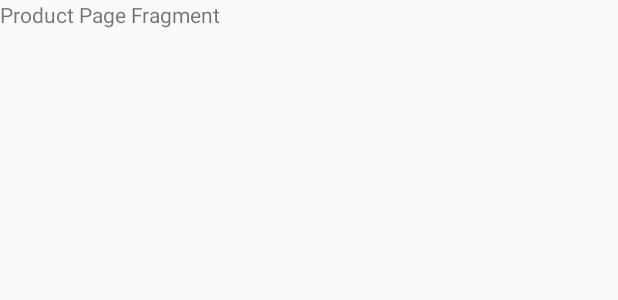
After one commit to rusiruavb/SellDroid, an Android app: the layout fragment_product_page.xml on its own in the app's theme, with its tools: preview values and no code run, on a phone screen of 412 x 824 dp. The commit adds this screen. Shown: the top 300 px of the screen. Run offline under Robolectric (Android 15) with nearby library versions, the light colour scheme and no system bars.

Commit message:
RAVB - add product fragments

```diff
--- a/app/src/main/res/layout/activity_user_register.xml
+++ b/app/src/main/res/layout/activity_user_register.xml
@@ -32,7 +32,7 @@
                 android:layout_height="wrap_content"
                 android:padding="15dp"
                 android:layout_margin="10dp"
-                android:hint="Your Name"
+                android:hint="@string/registerInput"
                 android:inputType="text"
                 android:maxLines="1"
                 android:id="@+id/register_name"/>
--- /dev/null
+++ b/app/src/main/res/layout/fragment_product_page.xml
@@ -0,0 +1,14 @@
+<?xml version="1.0" encoding="utf-8"?>
+<FrameLayout xmlns:android="http://schemas.android.com/apk/res/android"
+    xmlns:tools="http://schemas.android.com/tools"
+    android:layout_width="match_parent"
+    android:layout_height="match_parent"
+    tools:context=".ProductPage">
+
+    <!-- TODO: Update blank fragment layout -->
+    <TextView
+        android:layout_width="match_parent"
+        android:layout_height="match_parent"
+        android:text="Product Page Fragment" />
+
+</FrameLayout>
--- a/app/src/main/res/values/strings.xml
+++ b/app/src/main/res/values/strings.xml
@@ -5,4 +5,6 @@
 
     <string name="hello_blank_fragment">Hello blank fragment</string>
     <string name="cart_header">My Cart</string>
+
+    <string name="registerInput">Your Name</string>
 </resources>
```
Also changed, not shown: app/src/main/java/com/example/selldroid_final/AddProduct.java (added, +18 -0 lines), app/src/main/java/com/example/selldroid_final/ProductPage.java (added, +18 -0 lines), app/src/main/java/com/example/selldroid_final/UpdateProduct.java (added, +18 -0 lines), app/src/main/res/layout/fragment_add_product.xml (added, +14 -0 lines), app/src/main/res/layout/fragment_update_product.xml (added, +14 -0 lines).
